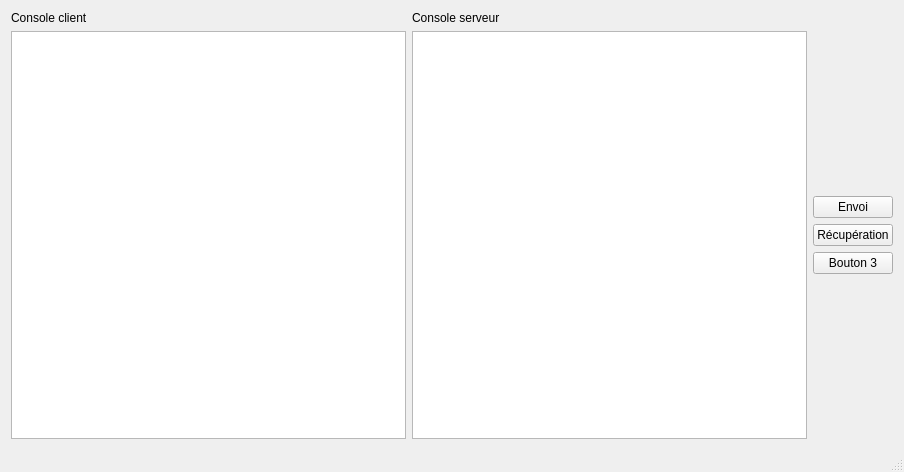
The window that src/ui/fenprincipale.ui (Zxb12/Timeline) describes before a commit, drawn with Qt 5.
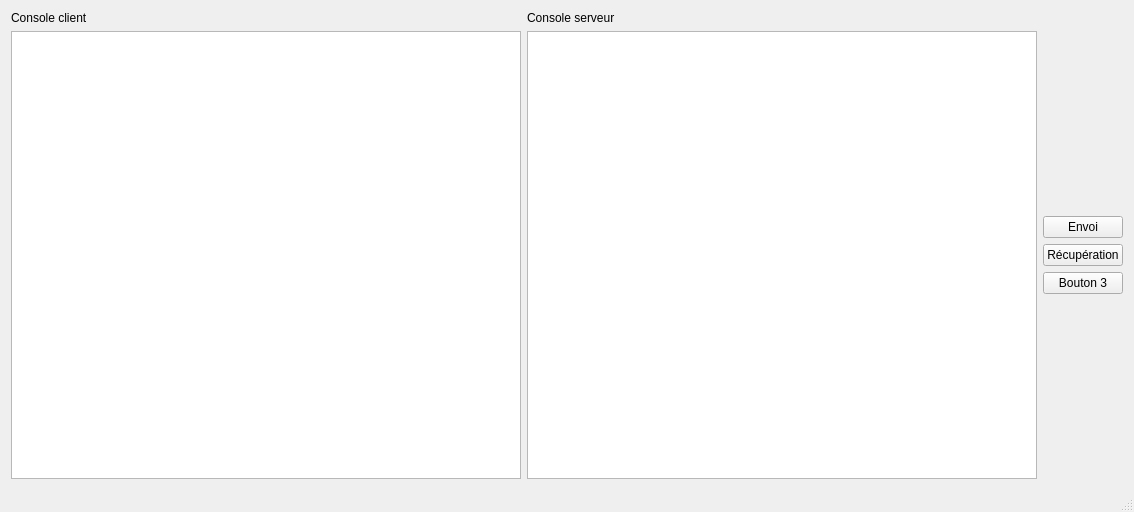
The same window after the commit.

What changed in the file:
```diff
--- a/src/ui/fenprincipale.ui
+++ b/src/ui/fenprincipale.ui
@@ -6,8 +6,8 @@
    <rect>
     <x>0</x>
     <y>0</y>
-    <width>904</width>
-    <height>472</height>
+    <width>1134</width>
+    <height>512</height>
    </rect>
   </property>
   <property name="windowTitle">
```
Left out of the diff: 2 changed lines with no effect on the pictures.
